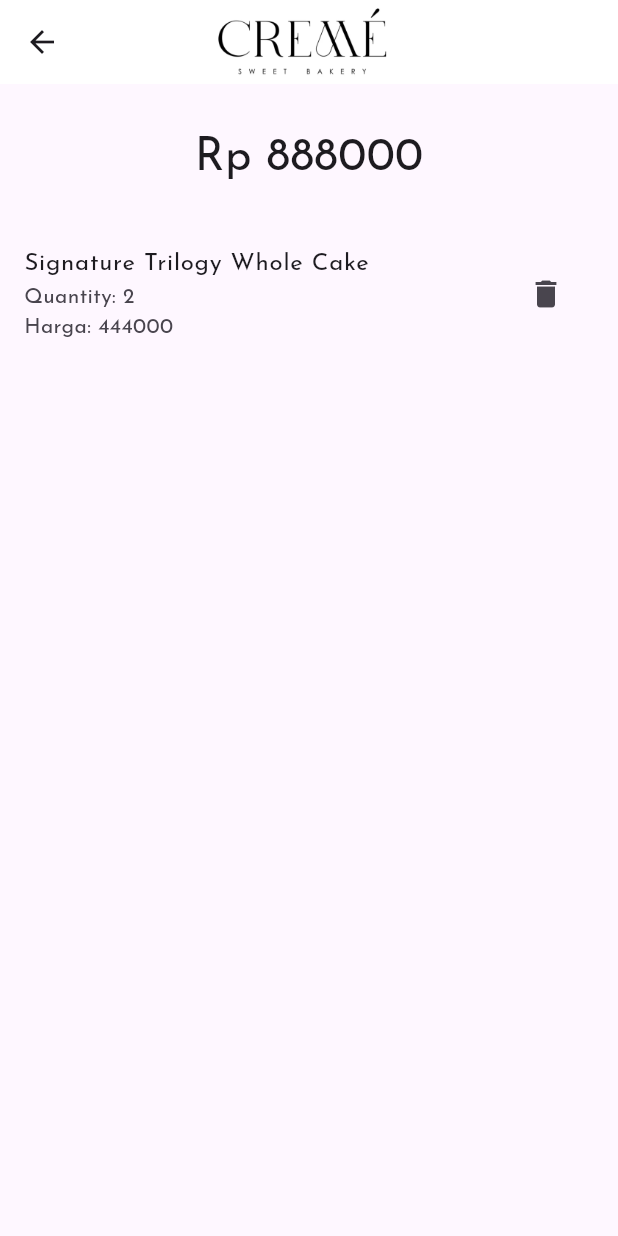
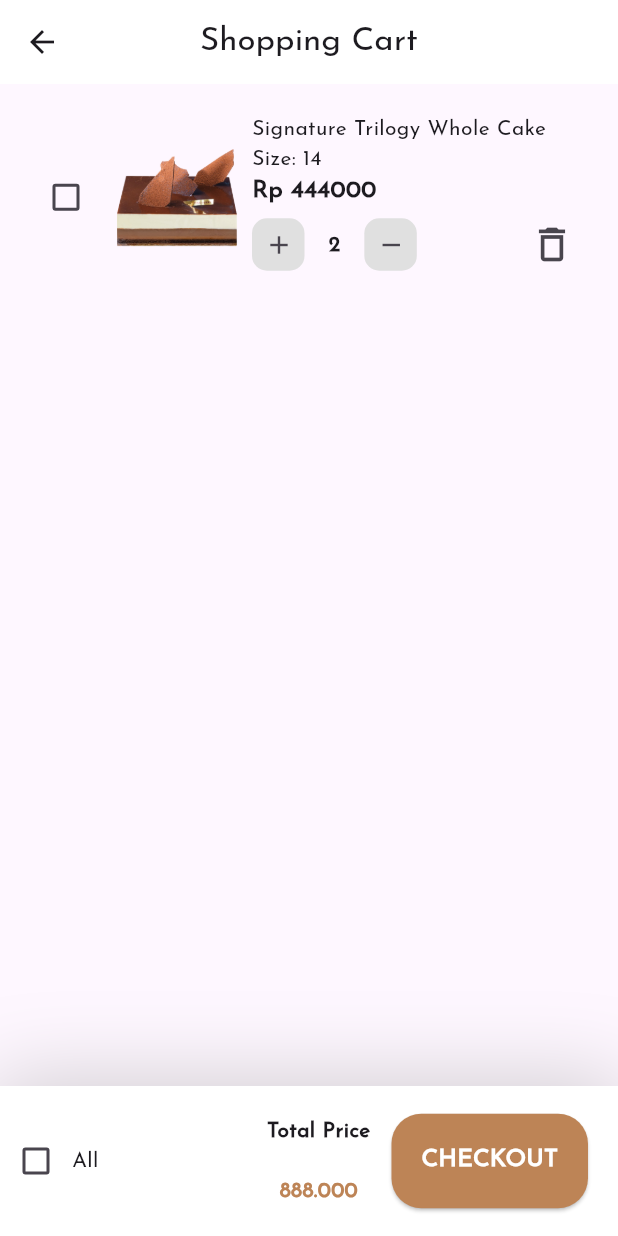
Before and after one commit to RajaPrasetya/FGD2, a Flutter app: the DetailScreen screen opened directly with sample values from the repository, after a tap on the "add" icon, after a tap on "ADD TO CART", after a tap on the "shopping cart" icon, on a phone screen of 412 x 824 dp. Run offline on Flutter 3.47's test engine with Material 3 defaults, Android fonts, the phone set to English and light mode, and no system bars; our stand-ins replace badges, google_fonts.

Commit message:
edit cart screen and adding cart provider function

```diff
--- a/lib/cart_screen.dart
+++ b/lib/cart_screen.dart
@@ -1,6 +1,8 @@
 import 'package:fgd_2/providers/cart.dart';
 import 'package:flutter/material.dart';
+import 'package:intl/intl.dart';
 import 'package:provider/provider.dart';
+import 'package:google_fonts/google_fonts.dart';
 
 class CartScreen extends StatelessWidget {
   const CartScreen({super.key});
@@ -8,100 +10,203 @@ class CartScreen extends StatelessWidget {
   @override
   Widget build(BuildContext context) {
     final cartData = Provider.of<Cart>(context, listen: true);
+    var formatter = NumberFormat.decimalPattern('id');
     return Scaffold(
       appBar: AppBar(
-        title: Image.asset(
-          'assets/title.png',
-          height: 50,
-        ),
+        title: const Text('Shopping Cart'),
         centerTitle: true,
         backgroundColor: Colors.white,
       ),
-      body: ListView(
+      body: Padding(
+        padding: const EdgeInsets.all(20.0),
+        child: ListView.builder(
+          itemCount: cartData.totalItem,
+          itemBuilder: (context, index) {
+            return Container(
+              // color: Colors.blue,
+              child: Row(
+                mainAxisAlignment: MainAxisAlignment.start,
                 children: [
-          SizedBox(
+                  //checkbox
+                  Checkbox(
+                    value: cartData.items.values.toList()[index].selected,
+                    onChanged: (value) {
+                      cartData.changeSelected(
+                          cartData.items.values.toList()[index].id);
+                    },
+                  ),
+                  //image
+                  Image(
+                    image: AssetImage(
+                        cartData.items.values.toList()[index].imagePath),
                     height: 100,
-            child: Center(
-              child: Text(
-                'Rp ${cartData.totalHarga}',
-                textAlign: TextAlign.justify,
-                style: TextStyle(fontSize: 30),
+                  ),
+                  //title etc
+                  Expanded(
+                    child: Column(
+                      crossAxisAlignment: CrossAxisAlignment.start,
+                      children: [
+                        //title
+                        Text(
+                          cartData.items.values.toList()[index].title,
+                          overflow: TextOverflow.ellipsis,
+                          style: TextStyle(
+                            fontSize: 14,
+                          ),
+                          maxLines: 2,
+                        ),
+                        //size
+                        Text(
+                          'Size: 14',
+                          style: GoogleFonts.josefinSans(
+                              fontWeight: FontWeight.w300),
+                        ),
+                        //price
+                        Text(
+                          'Rp ${cartData.items.values.toList()[0].price.toInt()}',
+                          style: TextStyle(
+                              fontWeight: FontWeight.bold, fontSize: 16),
+                        ),
+                        //qty
+                        Row(
+                          children: [
+                            Container(
+                              height: 35,
+                              width: 35,
+                              decoration: BoxDecoration(
+                                  color: Color(0xffE0E0E0),
+                                  borderRadius: BorderRadius.circular(10)),
+                              child: IconButton(
+                                onPressed: () {
+                                  cartData.addQty(
+                                      cartData.items.values.toList()[index].id);
+                                },
+                                icon: const Icon(
+                                  Icons.add,
+                                  size: 20,
                                 ),
                               ),
                             ),
-          ConstrainedBox(
-            constraints: BoxConstraints(maxHeight: 800),
-            child: ListView.builder(
-              itemCount: cartData.totalItem,
-              itemBuilder: (context, index) {
-                return Dismissible(
-                  key: Key(cartData.items.values.toList()[index].id),
-                  direction: DismissDirection.endToStart,
-                  background: Container(
-                    color: Color(0xFFBD8456),
-                    alignment: Alignment.centerRight,
-                    padding: EdgeInsets.only(right: 20),
-                    child: Icon(
-                      Icons.delete,
+                            const SizedBox(
+                              width: 16,
+                            ),
+                            Text(
+                              cartData.items.values
+                                  .toList()[index]
+                                  .qty
+                                  .toString(),
+                              style: const TextStyle(
+                                fontWeight: FontWeight.bold,
                               ),
                             ),
-                  confirmDismiss: (DismissDirection direction) async {
-                    return showDialog(
-                      context: context,
-                      builder: (context) {
-                        return AlertDialog(
-                          title: const Text('Konfirmasi'),
-                          content: const Text(
-                              'Apakah Anda Yakin Ingin Menghapus Kue ini?'),
-                          actions: [
-                            ElevatedButton(
-                              style: ElevatedButton.styleFrom(
-                                  backgroundColor: Color(0xFFBD8456)),
+                            const SizedBox(
+                              width: 16,
+                            ),
+                            Container(
+                              height: 35,
+                              width: 35,
+                              decoration: BoxDecoration(
+                                  color: Color(0xffE0E0E0),
+                                  borderRadius: BorderRadius.circular(10)),
+                              child: IconButton(
+                                onPressed: () {
+                                  cartData.decreaseQty(
+                                      cartData.items.values.toList()[index].id);
+                                },
+                                icon: const Icon(
+                                  Icons.remove,
+                                  size: 20,
+                                ),
+                              ),
+                            ),
+                            const Spacer(),
+                            IconButton(
                               onPressed: () {
                                 ScaffoldMessenger.of(context).showSnackBar(
                                   SnackBar(
                                     content: Text('Produk Berhasil Dihapus'),
                                     duration: Duration(seconds: 1),
+                                    behavior: SnackBarBehavior.floating,
                                   ),
                                 );
                                 cartData.deleteItem(
                                     cartData.items.values.toList()[index].id);
-                                Navigator.pop(context);
                               },
-                              child: const Text(
-                                "Ya",
-                                style: TextStyle(color: Colors.white),
+                              icon: const Icon(
+                                Icons.delete_outline,
+                                size: 30,
                               ),
                             ),
-                            ElevatedButton(
-                              onPressed: () {
-                                Navigator.pop(context);
-                              },
-                              child: Text("Tidak"),
+                          ],
+                        )
+                      ],
                     ),
+                  )
+                  //button delete
                 ],
-                        );
-                      },
-                    );
-                  },
-                  child: ListTile(
-                    title:
-                        Text('${cartData.items.values.toList()[index].title}'),
-                    subtitle: Text(
-                        'Quantity: ${cartData.items.values.toList()[index].qty} \nHarga: ${cartData.items.values.toList()[index].price.toInt()}'),
-                    trailing: IconButton(
-                      onPressed: () {
-                        cartData.deleteItem(
-                            cartData.items.values.toList()[index].id);
-                      },
-                      icon: Icon(Icons.delete),
-                    ),
               ),
             );
           },
         ),
+      ),
+      bottomNavigationBar: Container(
+        padding: EdgeInsets.only(right: 20),
+        height: 100,
+        decoration: BoxDecoration(color: Colors.white, boxShadow: [
+          BoxShadow(
+            color: Colors.grey.withOpacity(0.5),
+            spreadRadius: 5,
+            blurRadius: 50,
+            offset: Offset(0, 3),
+          )
+        ]),
+        child: Row(
+          children: [
+            Checkbox(
+              value: cartData.selectedAll,
+              onChanged: (value) {
+                cartData.selectAll();
+              },
+            ),
+            Text('All'),
+            Spacer(),
+            Column(
+              mainAxisAlignment: MainAxisAlignment.spaceEvenly,
+              children: [
+                Text(
+                  'Total Price',
+                  style: TextStyle(fontWeight: FontWeight.bold),
+                ),
+                Text(
+                  formatter.format(cartData.totalHarga),
+                  style: TextStyle(
+                    fontWeight: FontWeight.bold,
+                    color: Color(0xffBD8456),
+                  ),
                 )
               ],
+            ),
+            SizedBox(
+              width: 14,
+            ),
+            ElevatedButton(
+                onPressed: () {},
+                style: ElevatedButton.styleFrom(
+                  padding: EdgeInsets.all(20),
+                  backgroundColor: Color(0xffBD8456),
+                  shape: RoundedRectangleBorder(
+                    borderRadius: BorderRadius.circular(20),
+                  ),
+                ),
+                child: Text(
+                  'CHECKOUT',
+                  style: TextStyle(
+                      color: Colors.white,
+                      fontWeight: FontWeight.bold,
+                      fontSize: 16),
+                ))
+          ],
+        ),
       ),
     );
   }
--- a/lib/detailScreen.dart
+++ b/lib/detailScreen.dart
@@ -2,6 +2,7 @@ import 'package:fgd_2/components/cart_widget.dart';
 import 'package:fgd_2/data/product.dart';
 import 'package:fgd_2/providers/cart.dart';
 import 'package:flutter/material.dart';
+import 'package:intl/intl.dart';
 import 'package:provider/provider.dart';
 
 class DetailScreen extends StatefulWidget {
@@ -33,6 +34,7 @@ class _DetailScreenState extends State<DetailScreen> {
   @override
   Widget build(BuildContext context) {
     final cart = Provider.of<Cart>(context, listen: false);
+    var formatter = NumberFormat.decimalPattern('id');
     return Scaffold(
       appBar: AppBar(
         title: Image.asset(
@@ -49,6 +51,7 @@ class _DetailScreenState extends State<DetailScreen> {
             },
           ),
         ],
+        surfaceTintColor: Colors.white,
         backgroundColor: Colors.white,
       ),
       body: SingleChildScrollView(
@@ -165,7 +168,7 @@ class _DetailScreenState extends State<DetailScreen> {
               Row(
                 mainAxisAlignment: MainAxisAlignment.spaceBetween,
                 children: <Widget>[
-                  Text('Rp ${widget.product.price}',
+                  Text('Rp ${formatter.format(widget.product.price)}',
                       style: TextStyle(fontSize: 20, color: Color(0xFFBD8456))),
                   Container(
                     decoration: BoxDecoration(
@@ -224,8 +227,12 @@ class _DetailScreenState extends State<DetailScreen> {
                       duration: Duration(seconds: 1),
                     ),
                   );
-                  cart.addCart(widget.product.id, widget.product.name,
-                      widget.product.price.toDouble(), quantity);
+                  cart.addCart(
+                      widget.product.id,
+                      widget.product.name,
+                      widget.product.price.toDouble(),
+                      quantity,
+                      widget.product.image);
                 },
                 style: ElevatedButton.styleFrom(
                     shape: RoundedRectangleBorder(
--- a/lib/models/cart_item.dart
+++ b/lib/models/cart_item.dart
@@ -1,11 +1,13 @@
 class CartItem {
-  String id, title;
+  String id, title, imagePath;
   double price;
   int qty;
-  CartItem({
-    required this.id,
-    required this.title,
-    required this.price,
-    required this.qty,
-  });
+  bool selected;
+  CartItem(
+      {required this.id,
+      required this.title,
+      required this.price,
+      required this.qty,
+      required this.selected,
+      required this.imagePath});
 }
--- a/lib/providers/cart.dart
+++ b/lib/providers/cart.dart
@@ -3,6 +3,7 @@ import 'package:flutter/material.dart';
 
 class Cart with ChangeNotifier {
   Map<String, CartItem> _items = {};
+  bool selectedAll = false;
 
   Map<String, CartItem> get items => _items;
 
@@ -18,7 +19,8 @@ class Cart with ChangeNotifier {
     return total;
   }
 
-  void addCart(String productID, String name, double price, int qty) {
+  void addCart(
+      String productID, String name, double price, int qty, String imagePath) {
     if (_items.containsKey(productID)) {
       //! jika productID sudah tersedia
       _items.update(
@@ -27,11 +29,20 @@ class Cart with ChangeNotifier {
               id: value.id,
               title: value.title,
               price: value.price,
-              qty: value.qty + qty));
+              qty: value.qty + qty,
+              selected: false,
+              imagePath: value.imagePath));
     } else {
       //! nambah productID baru
-      _items.putIfAbsent(productID,
-          () => CartItem(id: productID, title: name, price: price, qty: qty));
+      _items.putIfAbsent(
+          productID,
+          () => CartItem(
+              id: productID,
+              title: name,
+              price: price,
+              qty: qty,
+              selected: false,
+              imagePath: imagePath));
     }
     notifyListeners();
   }
@@ -40,4 +51,67 @@ class Cart with ChangeNotifier {
     _items.removeWhere((key, value) => value.id == productID);
     notifyListeners();
   }
+
+  void changeSelected(String productID) {
+    _items.update(
+        productID,
+        (value) => CartItem(
+              id: value.id,
+              title: value.title,
+              price: value.price,
+              qty: value.qty,
+              selected: !value.selected,
+              imagePath: value.imagePath,
+            ));
+    notifyListeners();
+  }
+
+  void addQty(String productID) {
+    _items.update(
+        productID,
+        (value) => CartItem(
+              id: value.id,
+              title: value.title,
+              price: value.price,
+              qty: value.qty + 1,
+              selected: value.selected,
+              imagePath: value.imagePath,
+            ));
+    notifyListeners();
+  }
+
+  void decreaseQty(String productID) {
+    _items.update(
+        productID,
+        (value) => value.qty > 1
+            ? CartItem(
+                id: value.id,
+                title: value.title,
+                price: value.price,
+                qty: value.qty - 1,
+                selected: value.selected,
+                imagePath: value.imagePath,
+              )
+            : CartItem(
+                id: value.id,
+                title: value.title,
+                price: value.price,
+                qty: value.qty,
+                selected: value.selected,
+                imagePath: value.imagePath,
+              ));
+    notifyListeners();
+  }
+
+  void selectAll() {
+    selectedAll = !selectedAll;
+    _items.updateAll((key, value) => CartItem(
+        id: value.id,
+        title: value.title,
+        price: value.price,
+        qty: value.qty,
+        selected: selectedAll,
+        imagePath: value.imagePath));
+    notifyListeners();
+  }
 }
--- a/pubspec.yaml
+++ b/pubspec.yaml
@@ -33,6 +33,8 @@ dependencies:
 
   provider: ^6.1.2
   badges: ^3.1.2
+  google_fonts: ^6.2.1
+  intl: ^0.19.0
 
 
   # The following adds the Cupertino Icons font to your application.
@@ -49,7 +51,7 @@ dev_dependencies:
   # package. See that file for information about deactivating specific lint
   # rules and activating additional ones.
   flutter_lints: ^3.0.0
-  google_fonts: ^6.2.0
+
 
 
 # For information on the generic Dart part of this file, see the
```
Also changed, not shown: lib/homeScreen.dart (+13 -4 lines), pubspec.lock. Lines whose indentation alone changed are shown as unchanged.
